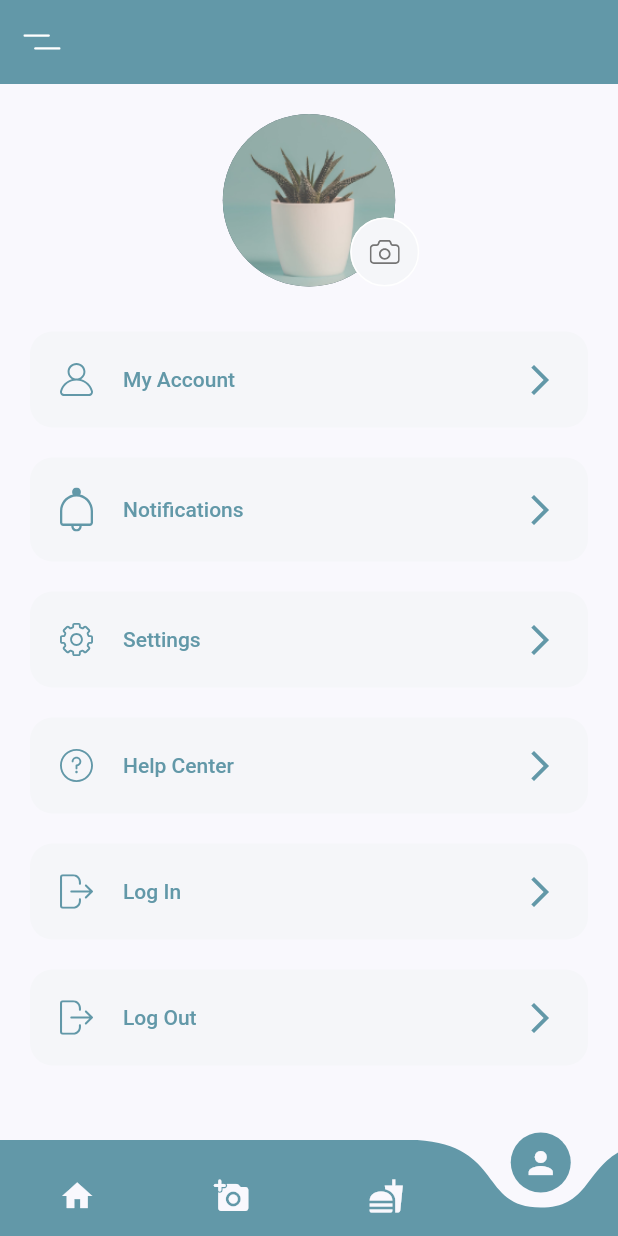
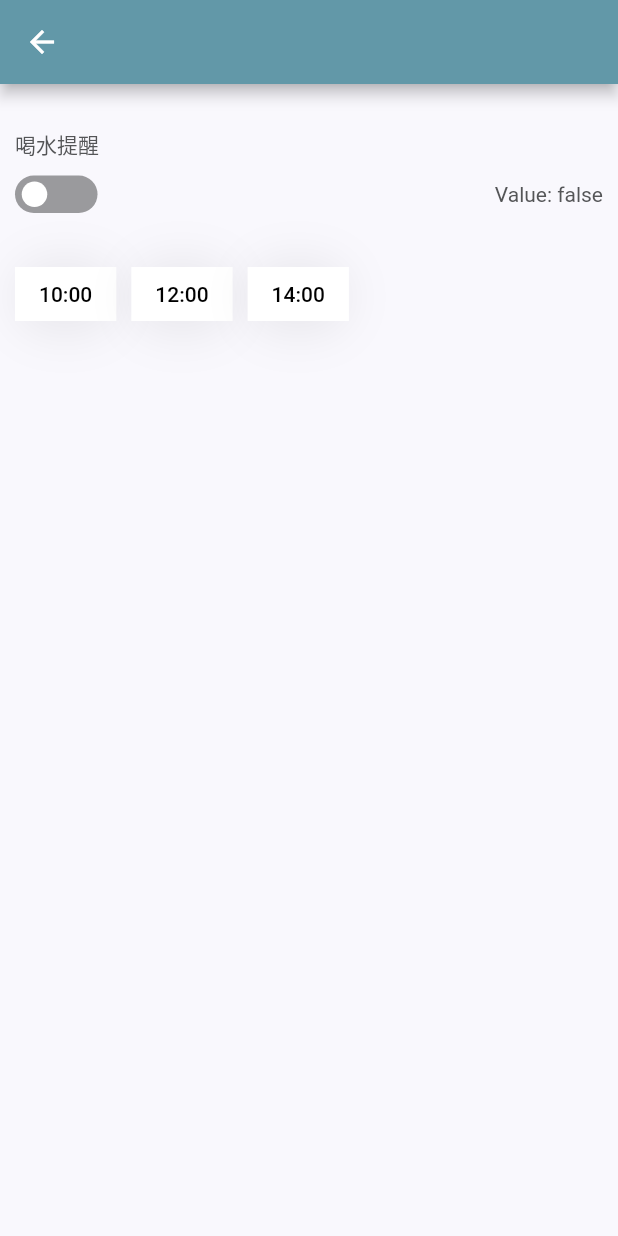
Before and after one commit to r13922134/e-invoice, a Flutter app: the screen it shows after launch, item 4 of the bottom bar chosen, after a tap on "Notifications", on a phone screen of 412 x 824 dp. Run offline on Flutter 3.47's test engine with Material 2 defaults, Android fonts, the phone set to English and light mode, and no system bars; drawn by our look-alikes of curved_navigation_bar, flutter_switch, group_button; our stand-ins replace barcode_widget, buttons_tabbar, cool_alert, flutter_advanced_drawer, flutter_login, flutter_svg and 5 more; missing offline and left inert: flutter_barcode_scanner, screen; accounts and stored records are empty.

Commit message:
barcode added and notifacation button

```diff
--- a/firstapp/lib/screens/home/home_screen.dart
+++ b/firstapp/lib/screens/home/home_screen.dart
@@ -3,6 +3,8 @@ import 'package:flutter/material.dart';
 import 'package:firstapp/screens/home/components/body.dart';
 import '../../../constants.dart';
 import 'package:flutter_advanced_drawer/flutter_advanced_drawer.dart';
+
+import 'components/home_barcode.dart';
 
 class HomeScreen extends StatefulWidget {
   const HomeScreen({Key? key}) : super(key: key);
@@ -57,7 +59,22 @@ class _IdentityPageState extends State<HomeScreen> {
                 },
               ),
             ),
+            actions: [
+              // An icon of qr code on the right side of the bar
+              // Turn to another page and show a barcode of the carrier after clicking it.
+              // I hope the screen can be brighter than before...? I haven't checked it.
+              // Otherwise, I "want" to rotate the barcode to vertical. Maybe it's not necessary.
+              IconButton(
+                icon: Icon(Icons.qr_code_2),
+                onPressed: () {
+                  Navigator.push(
+                      context,
+                      MaterialPageRoute(
+                          builder: (context) => BarcodeScreen(),
+                          maintainState: false));
+                },
               ),
+            ]),
         body: Body(),
       ),
       drawer: SafeArea(
--- a/firstapp/lib/screens/profile/components/body.dart
+++ b/firstapp/lib/screens/profile/components/body.dart
@@ -1,3 +1,5 @@
+import 'package:firstapp/screens/home/components/home_barcode.dart';
+import 'package:firstapp/screens/profile/components/profile_notification.dart';
 import 'package:flutter/material.dart';
 import 'profile_menu.dart';
 import 'profile_pic.dart';
@@ -46,7 +48,13 @@ class ProfileBody extends State<Body> {
           ProfileMenu(
             text: "Notifications",
             icon: "assets/icons/Bell.svg",
-            press: () {},
+            press: () {
+              Navigator.push(
+                  context,
+                  MaterialPageRoute(
+                      builder: (context) => NotificationScreen(),
+                      maintainState: false));
+            },
           ),
           ProfileMenu(
             text: "Settings",
--- /dev/null
+++ b/firstapp/lib/screens/profile/components/profile_notification.dart
@@ -0,0 +1,104 @@
+import 'package:firstapp/screens/profile/components/profile_menu.dart';
+import 'package:firstapp/screens/profile/components/profile_pic.dart';
+import 'package:flutter/material.dart';
+import '../../../constants.dart';
+import 'package:shared_preferences/shared_preferences.dart';
+
+import 'package:flutter_switch/flutter_switch.dart';
+import 'package:group_button/group_button.dart';
+
+// Notifying the user to drink water
+/*
+目前只做到出現那個switch的樣子，還需要將他移到右側
+未完成的部分有：
+  1. 將switch按鈕移到右側
+  2. 設定時間，像一般設定鬧鐘一樣
+  3. 跳出提醒
+*/
+class NotificationScreen extends StatefulWidget {
+  const NotificationScreen({Key? key}) : super(key: key);
+  @override
+  _IdentityPageState createState() => _IdentityPageState();
+}
+
+class _IdentityPageState extends State<NotificationScreen> {
+  bool drinkingStatus = false; // on or off, it need to be saved in sharepreference
+  final controller = GroupButtonController();
+
+  @override
+  void initState() {
+    super.initState();
+  }
+
+  @override
+  Widget build(BuildContext context) {
+    return Scaffold(
+      appBar: AppBar(
+        backgroundColor: kPrimaryColor,
+        /*
+        title: Text(
+          "FlutterSwitch Demo",
+          style: TextStyle(color: Colors.white),
+        ),
+        */
+      ),
+      body: SingleChildScrollView(
+        child: Padding(
+          padding: EdgeInsets.all(10.0),
+          child: Column(
+            crossAxisAlignment: CrossAxisAlignment.start,
+            children: <Widget>[
+              SizedBox(height: 20.0),
+              Text("喝水提醒"),
+              SizedBox(height: 10.0),
+              Row(
+                mainAxisAlignment: MainAxisAlignment.spaceBetween,
+                children: <Widget>[
+                  FlutterSwitch(
+                    width: 55.0,
+                    height: 25.0,
+                    valueFontSize: 12.0,
+                    toggleSize: 18.0,
+                    value: drinkingStatus,
+                    activeColor: kPrimaryColor,
+                    inactiveColor: Colors.black38,
+                    onToggle: (val) {
+                      setState(() {
+                        drinkingStatus = val;
+                      });
+                    },
+                  ),
+                  Container(
+                    alignment: Alignment.centerRight,
+                    child: Text(
+                      "Value: $drinkingStatus",
+                    ),
+                  ),
+                ],
+              ),
+              SizedBox(height: 30.0),
+              Row(
+                  mainAxisAlignment: MainAxisAlignment.spaceBetween,
+                  children: <Widget>[
+                    GroupButton(
+                      isRadio: false,
+                      buttons: [
+                        "10:00",
+                        "12:00",
+                        "14:00"
+                      ],
+                    ),
+                    /*
+                    TextButton(
+                      onPressed: () => controller.selectIndex(1),
+                      child: const Text('Select 1 button'),
+                    )
+                    */
+                  ]),
+            ],
+          ),
+        ),
+      ),
+    );
+  }
+}
```
Also changed, not shown: firstapp/lib/screens/home/components/home_barcode.dart (added, +111 -0 lines), firstapp/pubspec.yaml (+7 -0 lines), firstapp/pubspec.lock. Lines whose indentation alone changed are shown as unchanged.
